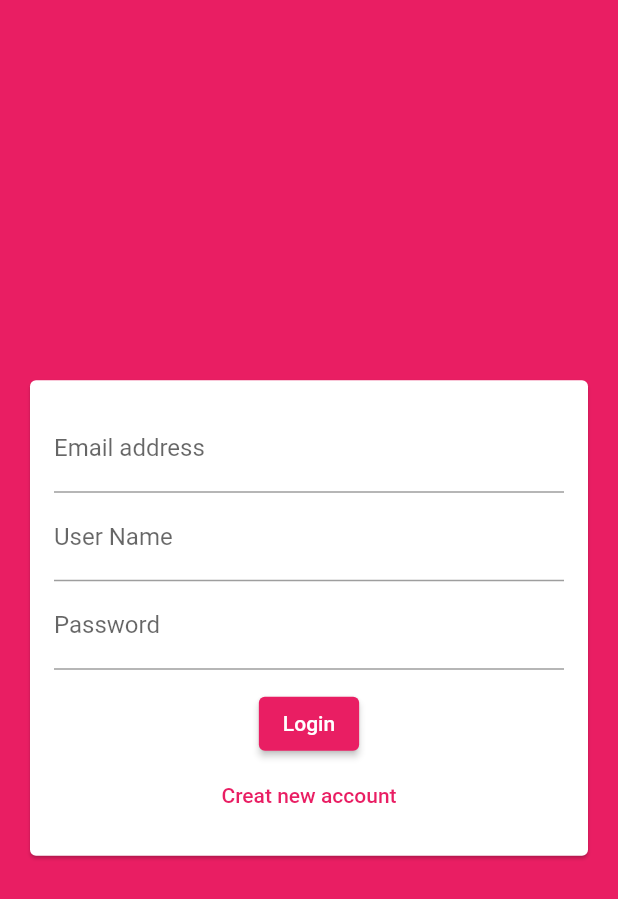
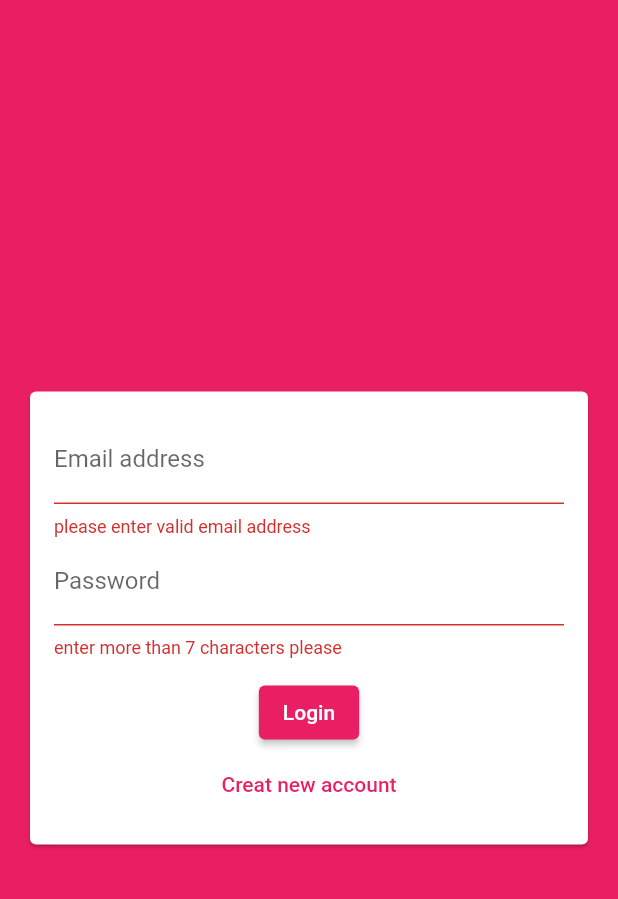
Before and after one commit to AhmedNagii/chat_app, a Flutter app: the screen it shows after launch, after a tap on "Login", on a phone screen of 412 x 824 dp. Shown: the top 899 px of the screen. Run offline on Flutter 3.47's test engine with Material 2 defaults, Android fonts, the phone set to English and light mode, and no system bars; our stand-ins replace cloud_firestore; accounts and stored records are empty.

Commit message:
validation added

```diff
--- a/lib/Screens/auth_Screen.dart
+++ b/lib/Screens/auth_Screen.dart
@@ -7,11 +7,20 @@ class AuthScreen extends StatefulWidget {
 }
 
 class _AuthScreenState extends State<AuthScreen> {
+  void _submitAuthForm(
+    String email,
+    String password,
+    String username,
+    bool isLogin,
+  ) {}
+
   @override
   Widget build(BuildContext context) {
     return Scaffold(
       backgroundColor: Theme.of(context).primaryColor,
-      body: AuthForm(),
+      body: AuthForm(
+        _submitAuthForm,
+      ),
     );
   }
 }
--- a/lib/widgets/auth_form.dart
+++ b/lib/widgets/auth_form.dart
@@ -1,11 +1,41 @@
 import 'package:flutter/material.dart';
 
 class AuthForm extends StatefulWidget {
+  AuthForm(this.submitFn);
+
+  final void Function(
+    String email,
+    String password,
+    String username,
+    bool isLogin,
+  ) submitFn;
+
   @override
   _AuthFormState createState() => _AuthFormState();
 }
 
 class _AuthFormState extends State<AuthForm> {
+  final _formKey = GlobalKey<FormState>();
+  var _isLogin = true;
+  var _userEmail = "";
+  var _userName = "";
+  var _userPassword = "";
+
+  void _trySumit() {
+    final isValid = _formKey.currentState.validate();
+    FocusScope.of(context).unfocus();
+
+    if (isValid) {
+      _formKey.currentState.save();
+      widget.submitFn(
+        _userEmail,
+        _userPassword,
+        _userName,
+        _isLogin,
+      );
+    }
+  }
+
   @override
   Widget build(BuildContext context) {
     return Center(
@@ -15,30 +45,71 @@ class _AuthFormState extends State<AuthForm> {
           child: Padding(
               padding: EdgeInsets.all(16),
               child: Form(
+                key: _formKey,
                 child:
                     Column(mainAxisSize: MainAxisSize.min, children: <Widget>[
                   TextFormField(
+                    key: ValueKey("email"),
+                    validator: (value) {
+                      if (value.isEmpty || !value.contains("@")) {
+                        return "please enter valid email address";
+                      }
+                      return null;
+                    },
                     keyboardType: TextInputType.emailAddress,
-                    decoration: InputDecoration(labelText: "Email address"),
+                    decoration: InputDecoration(
+                      labelText: "Email address",
+                    ),
+                    onSaved: (value) {
+                      _userEmail = value;
+                    },
                   ),
+                  if (!_isLogin)
+                    TextFormField(
+                      key: ValueKey("user"),
+                      validator: (value) {
+                        if (value.isEmpty || value.length < 4) {
+                          return "enter your name please ";
+                        }
+                        return null;
+                      },
+                      decoration: InputDecoration(labelText: "User Name"),
+                      onSaved: (value) {
+                        _userName = value;
+                      },
+                    ),
                   TextFormField(
-                    decoration: InputDecoration(labelText: "User Name"),
-                  ),
-                  TextFormField(
+                    key: ValueKey("Password"),
+                    validator: (value) {
+                      if (value.isEmpty || value.length < 7) {
+                        return "enter more than 7 characters please ";
+                      }
+                      return null;
+                    },
                     decoration: InputDecoration(labelText: "Password"),
                     obscureText: true,
+                    onSaved: (value) {
+                      _userPassword = value;
+                    },
                   ),
                   SizedBox(
                     height: 12,
                   ),
-                  ElevatedButton(child: Text("Login"), onPressed: () {}),
+                  ElevatedButton(
+                    child: Text(_isLogin ? "Login" : "Signup"),
+                    onPressed: _trySumit,
+                  ),
                   TextButton(
                     style: TextButton.styleFrom(
                         primary: Theme.of(context).primaryColor),
-                    child: Text(
-                      "Creat new account",
-                    ),
-                    onPressed: () {},
+                    child: Text(_isLogin
+                        ? "Creat new account"
+                        : "I already have an account"),
+                    onPressed: () {
+                      setState(() {
+                        _isLogin = !_isLogin;
+                      });
+                    },
                   )
                 ]),
               )),
--- a/pubspec.yaml
+++ b/pubspec.yaml
@@ -30,6 +30,7 @@ dependencies:
   # Use with the CupertinoIcons class for iOS style icons.
   cupertino_icons: ^1.0.0
   cloud_firestore: 0.13.5
+  firebase_auth: 0.16.1
 
 dev_dependencies:
   flutter_test:
```
Also changed, not shown: pubspec.lock, 2 other files.
